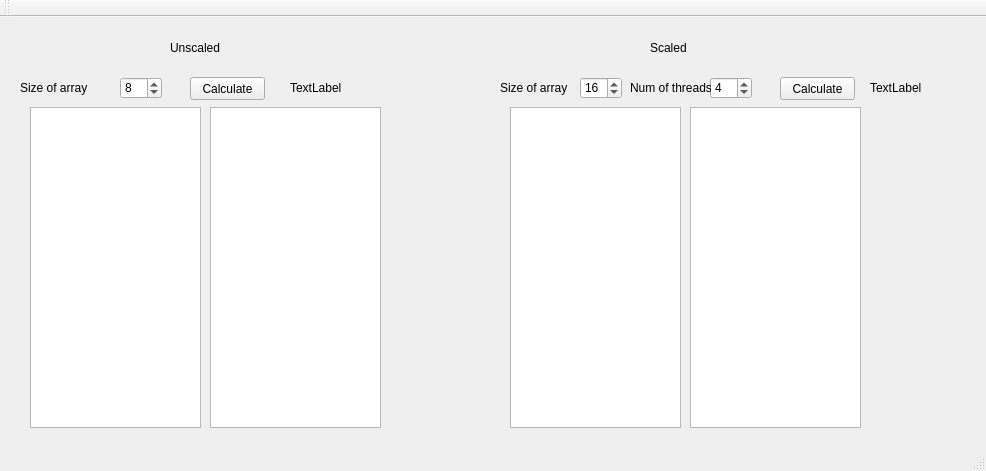
Qt form mainwindow.ui (gaboe/erewPram) before a commit.
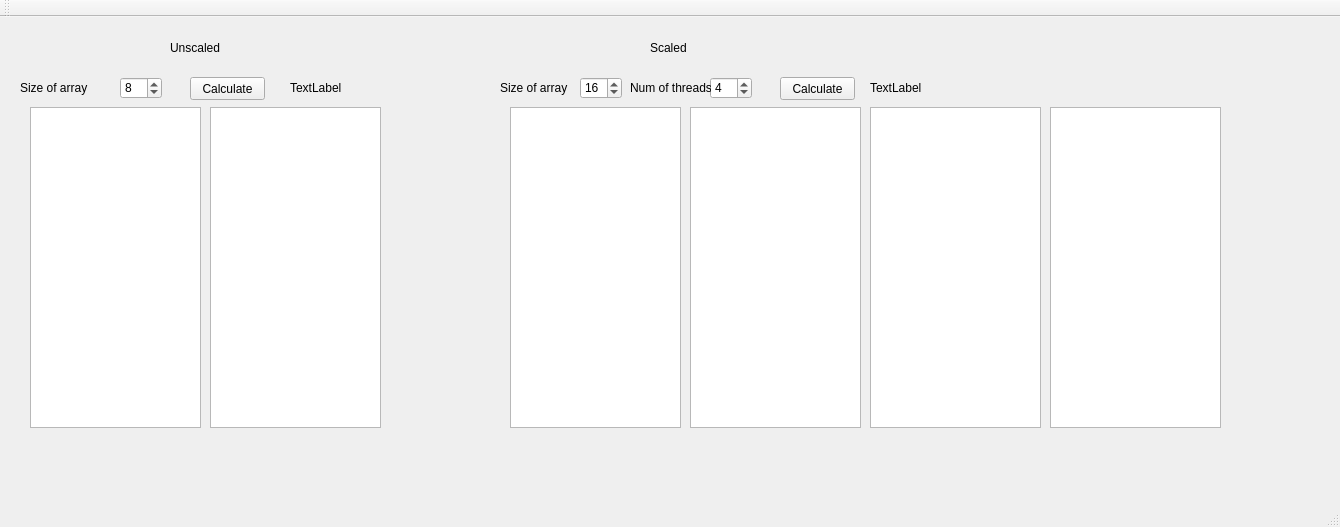
The same form after that commit.

Commit message: add paralel prefix sum of scaled number of threads

Patch:
```diff
--- a/mainwindow.ui
+++ b/mainwindow.ui
@@ -6,8 +6,8 @@
    <rect>
     <x>0</x>
     <y>0</y>
-    <width>986</width>
-    <height>471</height>
+    <width>1340</width>
+    <height>527</height>
    </rect>
   </property>
   <property name="windowTitle">
@@ -228,6 +228,26 @@
      <string>Num of threads</string>
     </property>
    </widget>
+   <widget class="QListWidget" name="scalableGlobalResultList">
+    <property name="geometry">
+     <rect>
+      <x>870</x>
+      <y>90</y>
+      <width>171</width>
+      <height>321</height>
+     </rect>
+    </property>
+   </widget>
+   <widget class="QListWidget" name="scalableResultList">
+    <property name="geometry">
+     <rect>
+      <x>1050</x>
+      <y>90</y>
+      <width>171</width>
+      <height>321</height>
+     </rect>
+    </property>
+   </widget>
   </widget>
   <widget class="QMenuBar" name="menuBar">
    <property name="geometry">
```
Left out of the diff: 4 changed lines with no effect on the pictures. The commit also changes 1 other file.
